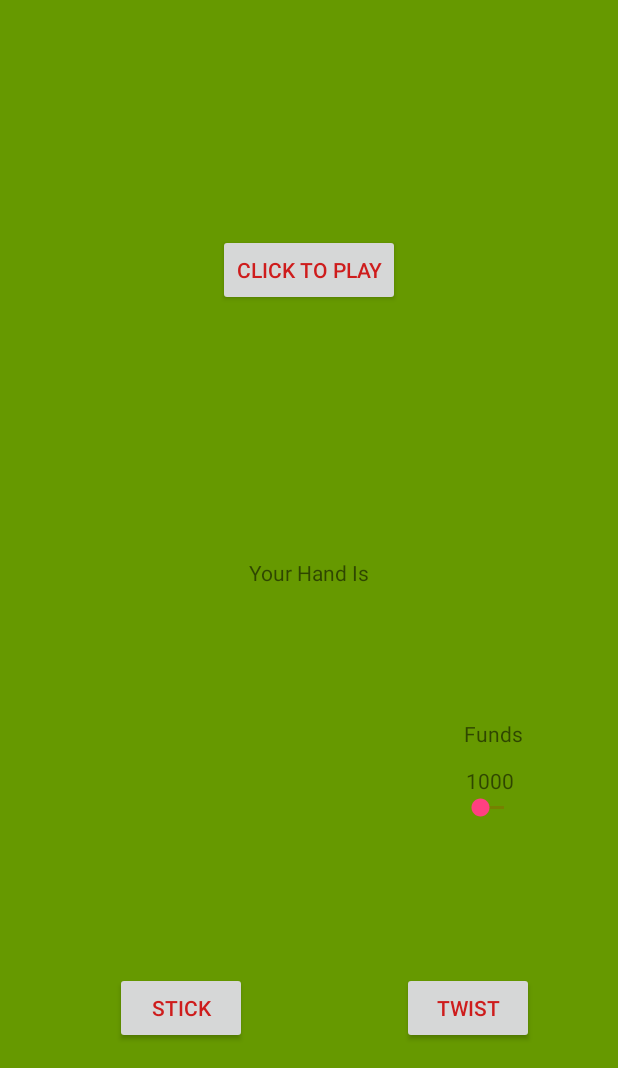
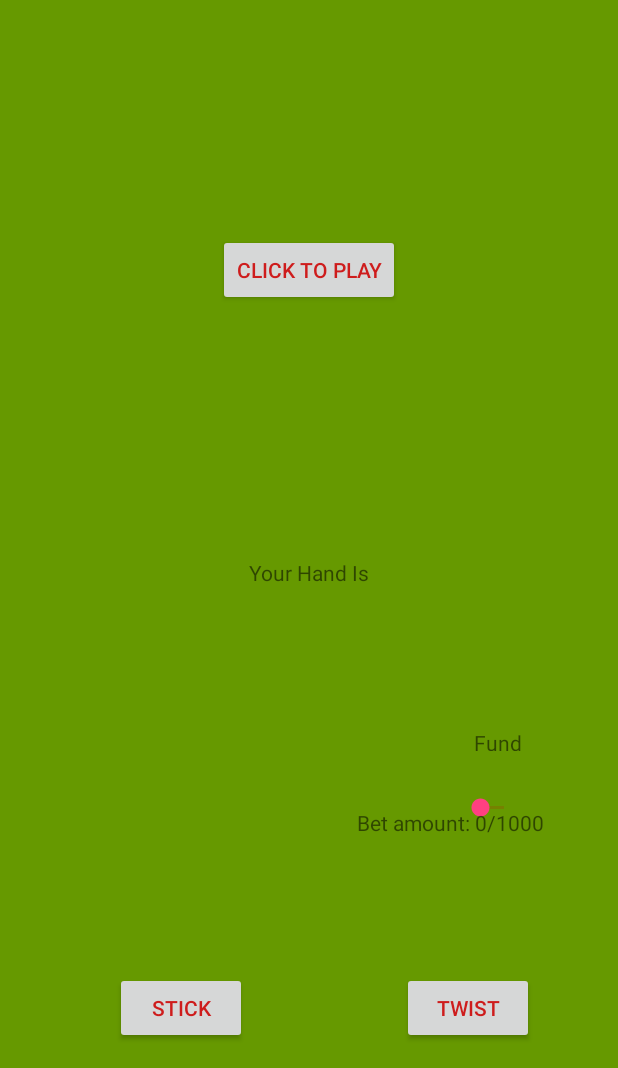
Before and after one commit to alistairkane92/BlackJack, an Android app: the GameActivity screen opened directly, with no data from a screen before it, on a phone screen of 412 x 824 dp, the part 168-1236 px from its top. Run offline under Robolectric (Android 15) with nearby library versions, the phone set to English and light mode, and no system bars; 1 statement that could not run was skipped.

```diff
--- a/BlackJackProject/app/src/main/java/com/example/user/blackjackproject/GameActivity.java
+++ b/BlackJackProject/app/src/main/java/com/example/user/blackjackproject/GameActivity.java
@@ -4,13 +4,16 @@ import android.support.v7.app.AppCompatActivity;
 import android.os.Bundle;
 import android.view.View;
 import android.widget.Button;
+import android.widget.SeekBar;
 import android.widget.TextView;
+import android.widget.Toast;
 
 public class GameActivity extends AppCompatActivity {
     Button startButton;
     Game newGame;
     Deck deck;
     Integer betPlaced;
+
     TextView handDisplayTv;
     TextView handValueTv;
     TextView dealerHandTv;
@@ -18,17 +21,13 @@ public class GameActivity extends AppCompatActivity {
     TextView showWinnerTv;
     TextView checkBustTv;
     TextView showFundsTv;
+    TextView selectedBetTv;
 
-    @Override
-    protected void onCreate(Bundle savedInstanceState) {
-        super.onCreate(savedInstanceState);
-        setContentView(R.layout.activity_game_activity);
-        betPlaced = 0;
+    SeekBar betBar;
 
-
-        deck = new Deck();
-        newGame = new Game(deck);
+    private void initializeVariables(){
         startButton = (Button) findViewById(R.id.playBtn);
+        betBar = (SeekBar) findViewById(R.id.pickABetSb);
         handDisplayTv = (TextView) findViewById(R.id.handDisplayTv);
         handValueTv = (TextView) findViewById(R.id.handValueTv);
         dealerHandTv = (TextView) findViewById(R.id.dealerHandDisplayTv);
@@ -37,7 +36,42 @@ public class GameActivity extends AppCompatActivity {
         checkBustTv = (TextView) findViewById(R.id.checkBustTv);
         showFundsTv = (TextView) findViewById(R.id.displayFunds);
         showFundsTv.setText(newGame.showUserFunds().toString());
+        selectedBetTv = (TextView) findViewById(R.id.selectedBetTV);
+        betPlaced = 0;
+        deck = new Deck();
+        newGame = new Game(deck);
 
+    }
+
+    @Override
+    protected void onCreate(Bundle savedInstanceState) {
+        super.onCreate(savedInstanceState);
+        setContentView(R.layout.activity_game_activity);
+        initializeVariables();
+
+        selectedBetTv.setText("Bet amount: " + betBar.getProgress() + "/" + betBar.getMax());
+
+
+        betBar.setOnSeekBarChangeListener(new SeekBar.OnSeekBarChangeListener() {
+            int progress = 0;
+
+            @Override
+            public void onProgressChanged(SeekBar seekBar, int progressValue, boolean fromUser) {
+                progress = progressValue;
+                Toast.makeText(getApplicationContext(), "Why don't you bet a little bit more?", Toast.LENGTH_SHORT).show();
+            }
+
+            @Override
+            public void onStartTrackingTouch(SeekBar seekBar) {
+                Toast.makeText(getApplicationContext(), "PLACE YOUR BET!!!", Toast.LENGTH_SHORT).show();
+            }
+
+            @Override
+            public void onStopTrackingTouch(SeekBar seekBar) {
+                selectedBetTv.setText("Bet amount: " + progress + "/" + betBar.getMax());
+                Toast.makeText(getApplicationContext(), "Are you sure that's enough?", Toast.LENGTH_SHORT).show();
+            }
+        });
     }
 
     //steps of Game
--- a/BlackJackProject/app/src/main/res/layout/activity_game_activity.xml
+++ b/BlackJackProject/app/src/main/res/layout/activity_game_activity.xml
@@ -176,7 +176,7 @@
         app:layout_constraintTop_toBottomOf="@+id/textView3" />
 
     <SeekBar
-        android:id="@+id/pickABetSB"
+        android:id="@+id/pickABetSb"
         android:layout_width="wrap_content"
         android:layout_height="wrap_content"
         android:layout_marginRight="8dp"
@@ -188,35 +188,37 @@
         app:layout_constraintVertical_bias="0.948"
         android:layout_marginLeft="8dp"
         app:layout_constraintLeft_toLeftOf="parent"
-        app:layout_constraintHorizontal_bias="0.851" />
+        app:layout_constraintHorizontal_bias="0.851"
+        android:max="1000"/>
 
     <TextView
-        android:id="@+id/showSelectedBetTV"
+        android:id="@+id/selectedBetTV"
         android:layout_width="wrap_content"
         android:layout_height="wrap_content"
         android:layout_marginBottom="8dp"
         android:layout_marginLeft="8dp"
         android:layout_marginRight="8dp"
+        android:layout_marginTop="8dp"
+        app:layout_constraintBottom_toBottomOf="parent"
         app:layout_constraintHorizontal_bias="0.847"
         app:layout_constraintLeft_toLeftOf="parent"
         app:layout_constraintRight_toRightOf="parent"
-        tools:text="selected"
-        app:layout_constraintBottom_toBottomOf="parent"
         app:layout_constraintTop_toTopOf="parent"
-        android:layout_marginTop="8dp"
-        app:layout_constraintVertical_bias="0.801" />
+        app:layout_constraintVertical_bias="0.801"
+        tools:text="selected" />
 
     <TextView
         android:id="@+id/textView3"
-        android:layout_width="wrap_content"
-        android:layout_height="wrap_content"
+        android:layout_width="34dp"
+        android:layout_height="15dp"
         android:layout_marginBottom="211dp"
-        android:layout_marginRight="63dp"
+        android:layout_marginRight="62dp"
         android:text="Funds"
         app:layout_constraintBottom_toBottomOf="parent"
         app:layout_constraintRight_toRightOf="parent"
         app:layout_constraintTop_toTopOf="parent"
         android:layout_marginTop="8dp"
-        app:layout_constraintVertical_bias="0.996" />
+        app:layout_constraintVertical_bias="1.0"
+        tools:layout_editor_absoluteX="288dp" />
 
 </android.support.constraint.ConstraintLayout>
```
